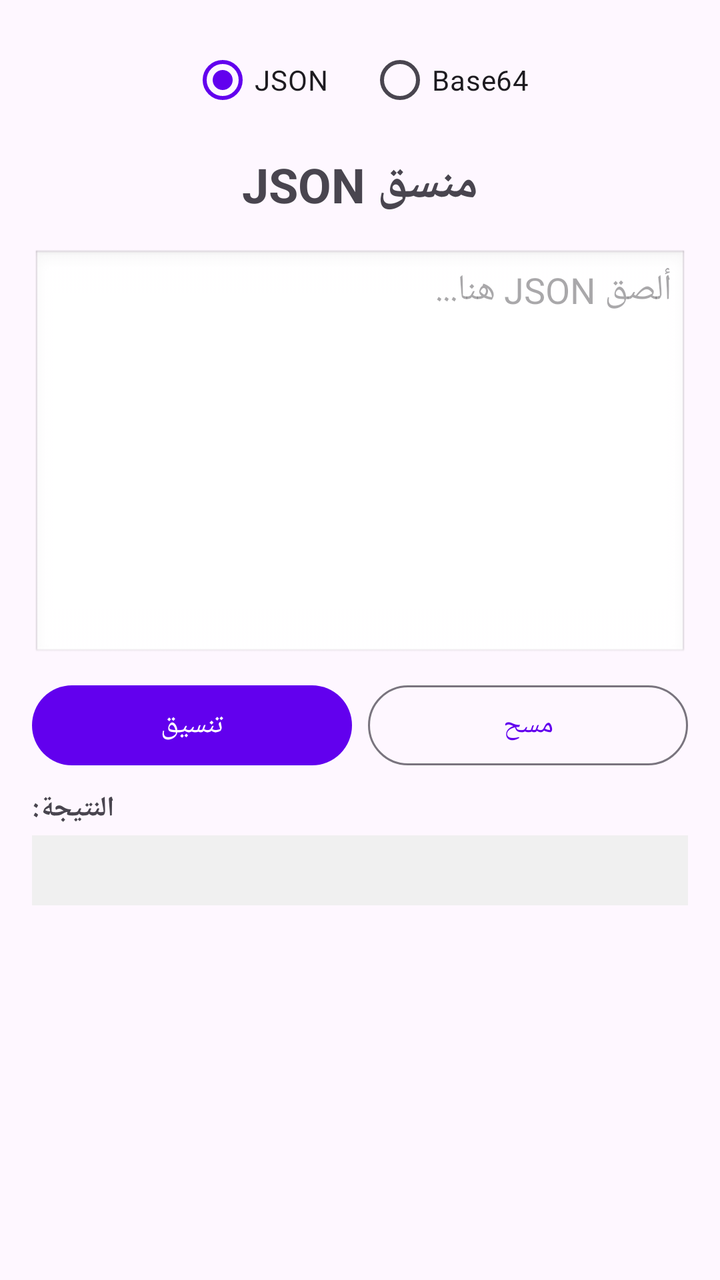
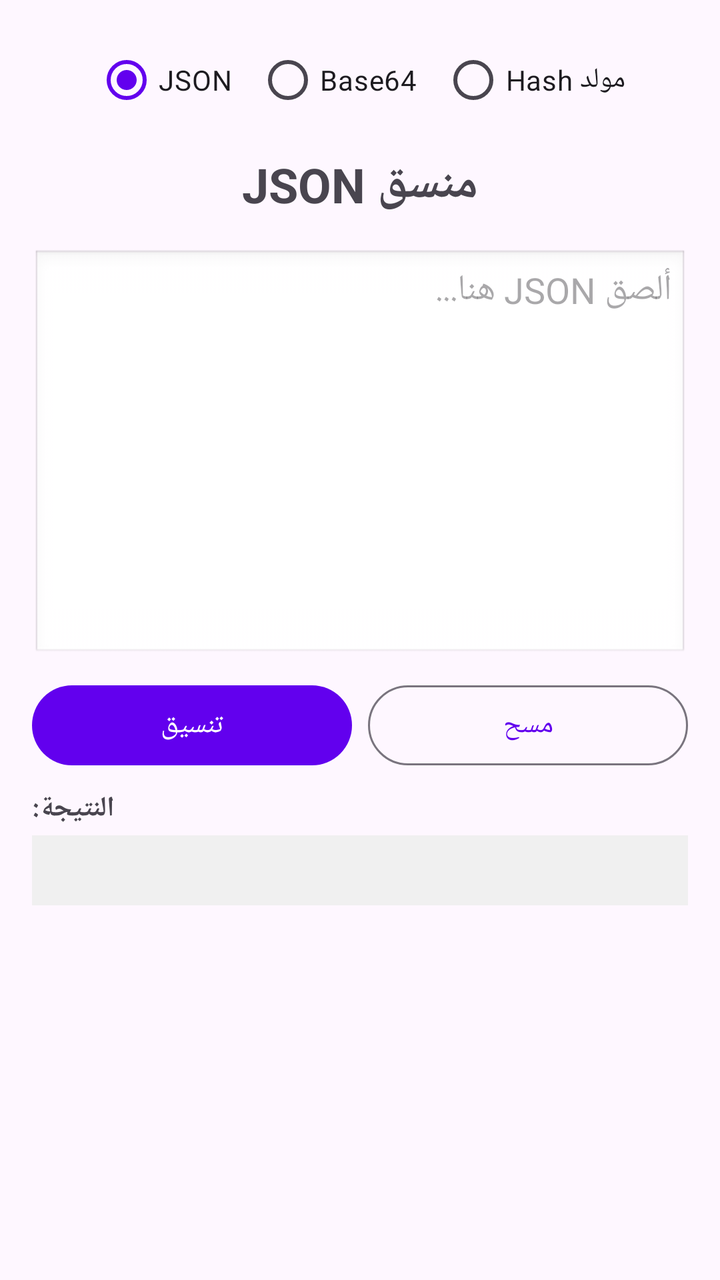

Compare the two renders of this Android layout. The source of the first and the diff that turns it into the second are given below.
<!-- AndroidManifest.xml: application theme Theme.DevUtils -->
<!-- res/layout/activity_main.xml -->
<?xml version="1.0" encoding="utf-8"?>
<LinearLayout xmlns:android="http://schemas.android.com/apk/res/android"
    android:layout_width="match_parent"
    android:layout_height="match_parent"
    android:orientation="vertical"
    android:padding="16dp">

    <RadioGroup
        android:id="@+id/rgMode"
        android:layout_width="match_parent"
        android:layout_height="wrap_content"
        android:orientation="horizontal"
        android:gravity="center"
        android:layout_marginBottom="12dp">

        <RadioButton
            android:id="@+id/rbJson"
            android:layout_width="wrap_content"
            android:layout_height="wrap_content"
            android:checked="true"
            android:text="JSON"
            android:paddingEnd="20dp" />

        <RadioButton
            android:id="@+id/rbBase64"
            android:layout_width="wrap_content"
            android:layout_height="wrap_content"
            android:text="Base64" />
    </RadioGroup>

    <TextView
        android:id="@+id/tvToolTitle"
        android:layout_width="wrap_content"
        android:layout_height="wrap_content"
        android:text="منسق JSON"
        android:textSize="24sp"
        android:textStyle="bold"
        android:layout_gravity="center"
        android:layout_marginBottom="16dp"/>

    <EditText
        android:id="@+id/etInput"
        android:layout_width="match_parent"
        android:layout_height="0dp"
        android:layout_weight="1"
        android:hint="ألصق JSON هنا..."
        android:gravity="top|start"
        android:inputType="textMultiLine"
        android:background="@android:drawable/edit_text"
        android:padding="8dp"/>

    <LinearLayout
        android:id="@+id/llJsonActions"
        android:layout_width="match_parent"
        android:layout_height="wrap_content"
        android:orientation="horizontal"
        android:layout_marginTop="8dp"
        android:layout_marginBottom="8dp">

        <Button
            android:id="@+id/btnFormat"
            android:layout_width="0dp"
            android:layout_height="wrap_content"
            android:layout_weight="1"
            android:layout_marginEnd="4dp"
            android:text="تنسيق"/>

        <Button
            android:id="@+id/btnClear"
            android:layout_width="0dp"
            android:layout_height="wrap_content"
            android:layout_weight="1"
            android:layout_marginStart="4dp"
            android:text="مسح"
            style="?attr/materialButtonOutlinedStyle"/>
    </LinearLayout>

    <LinearLayout
        android:id="@+id/llBase64Actions"
        android:layout_width="match_parent"
        android:layout_height="wrap_content"
        android:orientation="horizontal"
        android:visibility="gone"
        android:layout_marginTop="8dp"
        android:layout_marginBottom="8dp">

        <Button
            android:id="@+id/btnEncode"
            android:layout_width="0dp"
            android:layout_height="wrap_content"
            android:layout_weight="1"
            android:layout_marginEnd="4dp"
            android:text="تشفير (Encode)"/>

        <Button
            android:id="@+id/btnDecode"
            android:layout_width="0dp"
            android:layout_height="wrap_content"
            android:layout_weight="1"
            android:layout_marginStart="4dp"
            android:text="فك تشفير (Decode)"
            style="?attr/materialButtonOutlinedStyle"/>
    </LinearLayout>

    <TextView
        android:layout_width="wrap_content"
        android:layout_height="wrap_content"
        android:text="النتيجة:"
        android:textStyle="bold"
        android:layout_marginBottom="4dp"/>

    <ScrollView
        android:layout_width="match_parent"
        android:layout_height="0dp"
        android:layout_weight="1">

        <TextView
            android:id="@+id/etOutput"
            android:layout_width="match_parent"
            android:layout_height="wrap_content"
            android:background="#F0F0F0"
            android:padding="8dp"
            android:textIsSelectable="true"
            android:fontFamily="monospace"/>
    </ScrollView>
</LinearLayout>
<!-- resources referenced by this layout -->
<resources>
  <style name="Theme.DevUtils" parent="Theme.Material3.DayNight.NoActionBar">
          <item name="colorPrimary">#6200EE</item>
          <item name="colorPrimaryVariant">#3700B3</item>
          <item name="colorOnPrimary">#FFFFFF</item>
      </style>
</resources>

<!-- the commit's change to res/layout/activity_main.xml (unified diff, before → after) -->
@@ -19,13 +19,20 @@
             android:layout_height="wrap_content"
             android:checked="true"
             android:text="JSON"
-            android:paddingEnd="20dp" />
+            android:paddingEnd="12dp" />
 
         <RadioButton
             android:id="@+id/rbBase64"
             android:layout_width="wrap_content"
             android:layout_height="wrap_content"
-            android:text="Base64" />
+            android:text="Base64"
+            android:paddingEnd="12dp" />
+
+        <RadioButton
+            android:id="@+id/rbHash"
+            android:layout_width="wrap_content"
+            android:layout_height="wrap_content"
+            android:text="مولد Hash" />
     </RadioGroup>
 
     <TextView
@@ -102,7 +109,24 @@
             style="?attr/materialButtonOutlinedStyle"/>
     </LinearLayout>
 
+    <LinearLayout
+        android:id="@+id/llHashActions"
+        android:layout_width="match_parent"
+        android:layout_height="wrap_content"
+        android:orientation="vertical"
+        android:visibility="gone"
+        android:layout_marginTop="8dp"
+        android:layout_marginBottom="8dp">
+
+        <Button
+            android:id="@+id/btnGenerateHash"
+            android:layout_width="match_parent"
+            android:layout_height="wrap_content"
+            android:text="توليد Hash"/>
+    </LinearLayout>
+
     <TextView
+        android:id="@+id/tvOutputLabel"
         android:layout_width="wrap_content"
         android:layout_height="wrap_content"
         android:text="النتيجة:"
